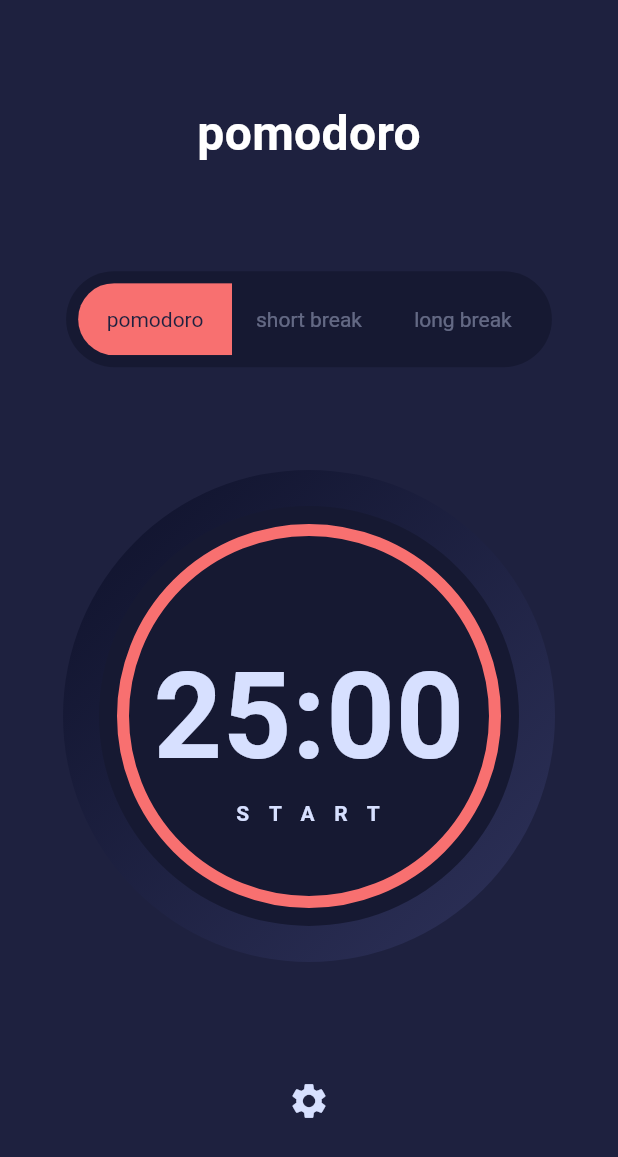
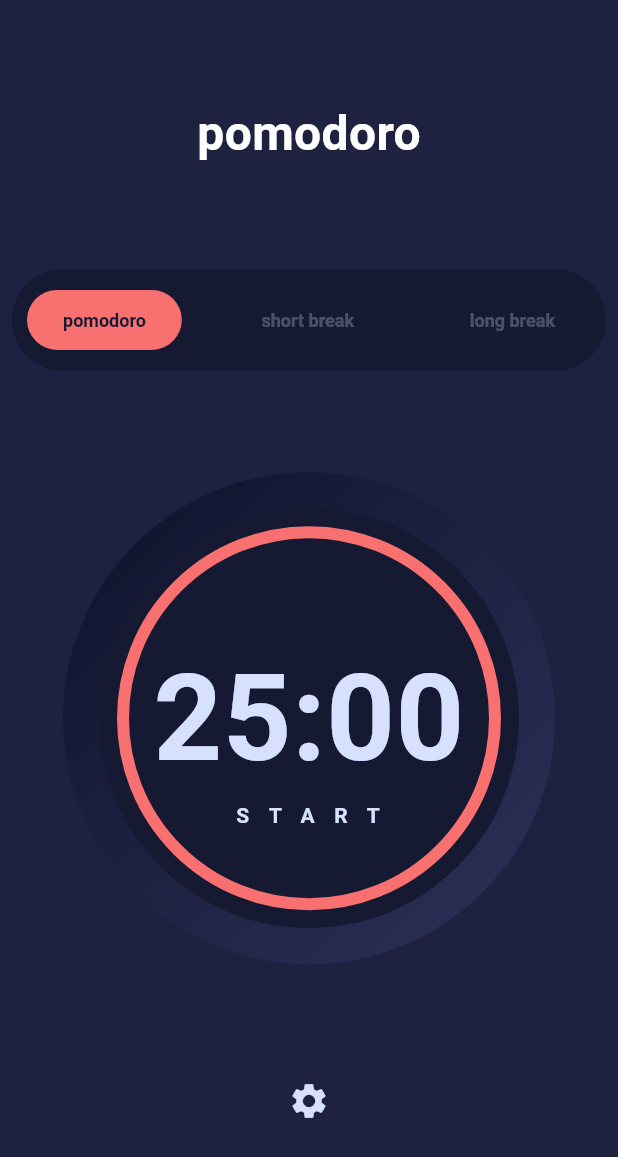
Before and after one commit to asvirts/pomodoro, a Flutter app: the screen it shows after launch, after a tap on "pomodoro", on a phone screen of 412 x 824 dp. Shown: the top 1157 px of the screen. Run offline on Flutter 3.47's test engine with Material 3 defaults, Android fonts, the phone set to English and light mode, and no system bars; drawn by our look-alikes of circular_countdown_timer; our stand-ins replace flutter_riverpod, google_fonts, group_button, riverpod_annotation; generated files the repository leaves out were written again.

Commit message:
mode buttons are way better now

```diff
--- a/lib/main.dart
+++ b/lib/main.dart
@@ -16,14 +16,16 @@ class MyApp extends ConsumerWidget {
 
   @override
   Widget build(BuildContext context, WidgetRef ref) {
+    final font = ref.watch(fontNotifierProvider.notifier);
+    final color = ref.watch(colorsNotifierProvider.notifier);
 
     return MaterialApp(
         theme: ThemeData(
-          primaryColor:
-              ref.watch(colorsNotifierProvider.notifier).getCurrentColor(),
+          primaryColor: color.getCurrentColor(),
           canvasColor: const Color.fromRGBO(215, 224, 255, 1),
-          textTheme:
-              ref.watch(fontNotifierProvider.notifier).getCurrentFontTheme(),
+          primaryColorDark: const Color.fromRGBO(22, 25, 50, 1),
+          unselectedWidgetColor: const Color.fromRGBO(30, 33, 63, 1),
+          textTheme: font.getCurrentFontTheme(),
         ),
         home: const Home());
   }
--- a/lib/screens/home.dart
+++ b/lib/screens/home.dart
@@ -2,8 +2,8 @@ import 'package:flutter/material.dart';
 import 'package:flutter_riverpod/flutter_riverpod.dart';
 import 'package:pomodoro/providers/settings_provider.dart';
 import 'package:pomodoro/widgets/progress_indicator.dart';
-import 'package:pomodoro/widgets/segmented_button.dart';
-import 'package:pomodoro/widgets/settings.dart';
+import 'package:pomodoro/widgets/mode_selector.dart';
+import 'package:pomodoro/screens/settings.dart';
 
 class Home extends ConsumerWidget {
   const Home({super.key});
@@ -35,7 +35,7 @@ class Home extends ConsumerWidget {
             const Row(
               mainAxisAlignment: MainAxisAlignment.center,
               children: [
-                SegmentedButtonWidget(),
+                ModeSelector(),
               ],
             ),
             const Row(
--- a/lib/widgets/settings.dart
+++ b/lib/screens/settings.dart
@@ -14,7 +14,6 @@ class SettingsDialog extends ConsumerStatefulWidget {
 class _SettingsDialogState extends ConsumerState<SettingsDialog> {
   @override
   Widget build(BuildContext context) {
-
     return Column(
       mainAxisAlignment: MainAxisAlignment.center,
       children: <Widget>[
--- /dev/null
+++ b/lib/widgets/mode_selector.dart
@@ -0,0 +1,113 @@
+import 'package:flutter/material.dart';
+import 'package:flutter_riverpod/flutter_riverpod.dart';
+import 'package:group_button/group_button.dart';
+import 'package:pomodoro/providers/modes_provider.dart';
+import 'package:pomodoro/providers/progress_provider.dart';
+import 'package:pomodoro/providers/settings_provider.dart';
+
+class ModeSelector extends ConsumerStatefulWidget {
+  const ModeSelector({super.key});
+
+  @override
+  ConsumerState<ModeSelector> createState() => _ModeSelector();
+}
+
+class _ModeSelector extends ConsumerState<ModeSelector> {
+  @override
+  Widget build(BuildContext context) {
+    final mode = ref.watch(modeNotifierProvider.notifier);
+    final currentMode = ref.watch(modeNotifierProvider);
+    final selectedMode = ref.watch(selectedColorProvider.notifier);
+
+    TextStyle font = ref.watch(fontNotifierProvider.notifier).getCurrentFont();
+    WidgetStatesController controller = WidgetStatesController();
+
+    return Expanded(
+      child: Container(
+        padding: EdgeInsets.all(10),
+        decoration: BoxDecoration(
+            color: Theme.of(context).primaryColorDark,
+            borderRadius: BorderRadius.all(Radius.circular(99))),
+        child: Row(
+          mainAxisAlignment: MainAxisAlignment.spaceBetween,
+          children: [
+            FilledButton(
+                statesController: controller,
+                autofocus: true,
+                style: FilledButton.styleFrom(
+                  backgroundColor: currentMode.first == Modes.pomodoro
+                      ? Theme.of(context).primaryColor
+                      : Theme.of(context).primaryColorDark,
+                  foregroundColor: currentMode.first == Modes.pomodoro
+                      ? Theme.of(context).primaryColorDark
+                      : Theme.of(context).canvasColor.withAlpha(70),
+                ),
+                onPressed: () {
+                  mode.updateMode(Modes.pomodoro);
+                  setState(() {
+                    controller.update(WidgetState.selected, true);
+                  });
+                },
+                child: Text(
+                  "pomodoro",
+                  style: TextStyle(
+                      fontFamily: font.fontFamily,
+                      fontSize: 12,
+                      fontWeight: FontWeight.bold,
+                      letterSpacing: 0),
+                )),
+            FilledButton(
+              statesController: controller,
+              style: FilledButton.styleFrom(
+                backgroundColor: currentMode.first == Modes.shortBreak
+                    ? Theme.of(context).primaryColor
+                    : Theme.of(context).primaryColorDark,
+                foregroundColor: currentMode.first == Modes.shortBreak
+                    ? Theme.of(context).primaryColorDark
+                    : Theme.of(context).canvasColor.withAlpha(70),
+              ),
+              onPressed: () {
+                mode.updateMode(Modes.shortBreak);
+                setState(() {
+                  controller.update(WidgetState.selected, true);
+                });
+              },
+              child: Text(
+                "short break",
+                style: TextStyle(
+                    fontFamily: font.fontFamily,
+                    fontSize: 12,
+                    fontWeight: FontWeight.bold,
+                    letterSpacing: 0),
+              ),
+            ),
+            FilledButton(
+                statesController: controller,
+                style: FilledButton.styleFrom(
+                  backgroundColor: currentMode.first == Modes.longBreak
+                      ? Theme.of(context).primaryColor
+                      : Theme.of(context).primaryColorDark,
+                  foregroundColor: currentMode.first == Modes.longBreak
+                      ? Theme.of(context).primaryColorDark
+                      : Theme.of(context).canvasColor.withAlpha(70),
+                ),
+                onPressed: () {
+                  mode.updateMode(Modes.longBreak);
+                  setState(() {
+                    controller.update(WidgetState.selected, true);
+                  });
+                },
+                child: Text(
+                  "long break",
+                  style: TextStyle(
+                      fontFamily: font.fontFamily,
+                      fontSize: 12,
+                      fontWeight: FontWeight.bold,
+                      letterSpacing: 0),
+                )),
+          ],
+        ),
+      ),
+    );
+  }
+}
--- a/lib/widgets/segmented_button.dart
+++ /dev/null
@@ -1,62 +0,0 @@
-import 'package:flutter/material.dart';
-import 'package:flutter_riverpod/flutter_riverpod.dart';
-import 'package:pomodoro/providers/modes_provider.dart';
-import 'package:pomodoro/providers/progress_provider.dart';
-import 'package:pomodoro/providers/settings_provider.dart';
-
-class SegmentedButtonWidget extends ConsumerStatefulWidget {
-  const SegmentedButtonWidget({super.key});
-
-  @override
-  ConsumerState<SegmentedButtonWidget> createState() =>
-      _SegmentedButtonWidgetState();
-}
-
-class _SegmentedButtonWidgetState extends ConsumerState<SegmentedButtonWidget> {
-  @override
-  Widget build(BuildContext context) {
-    final currentMode = ref.watch(modeNotifierProvider);
-
-    TextStyle font = ref.watch(fontNotifierProvider.notifier).getCurrentFont();
-
-    return Row(
-      children: [
-        Container(
-          decoration: BoxDecoration(
-              color: const Color.fromRGBO(22, 25, 50, 1),
-              borderRadius: BorderRadius.circular(999)),
-          padding: const EdgeInsets.symmetric(vertical: 8, horizontal: 8),
-          child: SegmentedButton<Modes>(
-            showSelectedIcon: false,
-            style: SegmentedButton.styleFrom(
-              padding: const EdgeInsets.symmetric(vertical: 16, horizontal: 16),
-              backgroundColor: const Color.fromRGBO(22, 25, 50, 1),
-              foregroundColor: const Color.fromRGBO(215, 224, 255, .4),
-              selectedForegroundColor: const Color.fromRGBO(30, 33, 63, 1),
-              selectedBackgroundColor:
-                  ref.watch(colorsNotifierProvider.notifier).getCurrentColor(),
-              side: const BorderSide(width: 0, style: BorderStyle.none),
-              textStyle: font,
-            ),
-            segments: <ButtonSegment<Modes>>[
-              ButtonSegment<Modes>(
-                  value: Modes.pomodoro, label: Text('pomodoro', style: font)),
-              ButtonSegment<Modes>(
-                  value: Modes.shortBreak,
-                  label: Text('short break', style: font)),
-              ButtonSegment<Modes>(
-                  value: Modes.longBreak,
-                  label: Text('long break', style: font)),
-            ],
-            selected: currentMode,
-            onSelectionChanged: (Set<Modes> newSelection) => {
-              ref
-                  .watch(modeNotifierProvider.notifier)
-                  .updateMode(newSelection.first),
-            },
-          ),
-        ),
-      ],
-    );
-  }
-}
```
